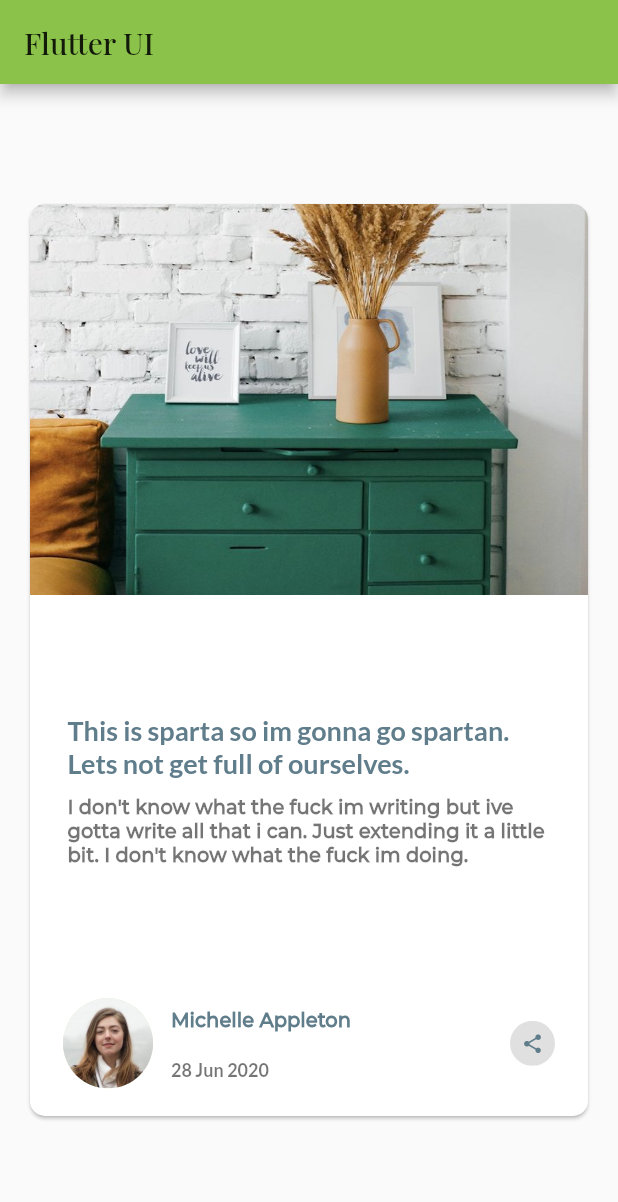
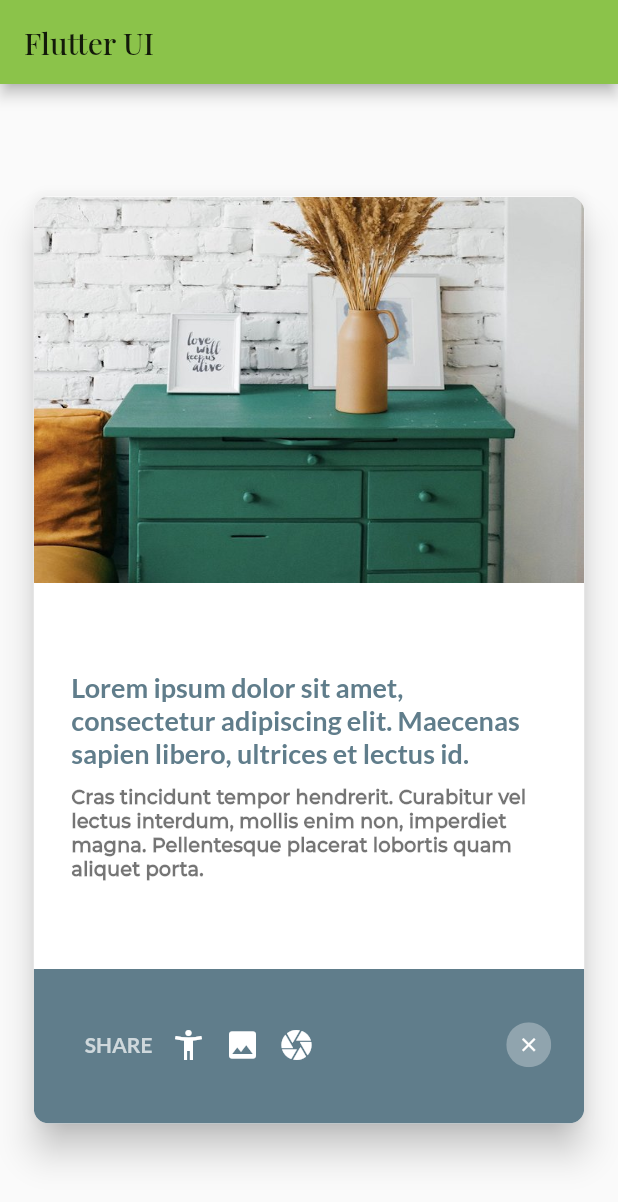
Before and after one commit to shaw8wit/flutter-ui, a Flutter app: the screen it shows after launch, after a tap on the "share" icon, on a phone screen of 412 x 824 dp. Shown: the top 1202 px of the screen. Run offline on Flutter 3.47's test engine with Material 2 defaults, Android fonts, the phone set to English and light mode, and no system bars.

Commit message:
Article Preview Component finished

```diff
--- a/lib/article_preview_component/article_preview_component.dart
+++ b/lib/article_preview_component/article_preview_component.dart
@@ -9,7 +9,7 @@ class ArticlePreviewComponent extends StatelessWidget {
       children: [
         ImageComponent(),
         Expanded(
-          flex: 4,
+          flex: 8,
           child: Column(
             children: [
               TextComponent(),
@@ -33,12 +33,19 @@ class ArticlePreviewComponent extends StatelessWidget {
 
   @override
   Widget build(BuildContext context) {
-    var display = MediaQuery.of(context).size;
-    bool aspect = display.aspectRatio > 1;
+    var size = MediaQuery.of(context).size.aspectRatio;
+    bool aspect = size > 1;
     return Card(
+      elevation: 10,
       margin: EdgeInsets.symmetric(
-        horizontal: display.aspectRatio * 200 - 80,
-        vertical: display.aspectRatio * 80 + 40,
+        horizontal: size *
+            (45 +
+                (size > 1.5
+                    ? 120
+                    : size > 1.25
+                        ? 65
+                        : 0)),
+        vertical: size * 70 + 40,
       ),
       shape: RoundedRectangleBorder(
         borderRadius: BorderRadius.circular(10),
--- a/lib/article_preview_component/widgets/image.dart
+++ b/lib/article_preview_component/widgets/image.dart
@@ -4,7 +4,7 @@ class ImageComponent extends StatelessWidget {
   @override
   Widget build(BuildContext context) {
     return Expanded(
-      flex: 3,
+      flex: 5,
       child: Container(
         decoration: BoxDecoration(
           image: DecorationImage(
--- a/lib/article_preview_component/widgets/share.dart
+++ b/lib/article_preview_component/widgets/share.dart
@@ -1,21 +1,21 @@
 import 'package:flutter/material.dart';
 
-class ShareComponent extends StatelessWidget {
+class ShareComponent extends StatefulWidget {
   @override
-  Widget build(BuildContext context) {
-    return Expanded(
-      flex: 1,
-      child: Padding(
-        padding: const EdgeInsets.fromLTRB(22, 5, 22, 15),
-        child: Row(
+  _ShareComponentState createState() => _ShareComponentState();
+}
+
+class _ShareComponentState extends State<ShareComponent> {
+  bool share = false;
+
+  Widget getProfile() {
+    return Row(
       children: [
         CircleAvatar(
           radius: 30,
           backgroundImage: AssetImage('assets/images/avatar-michelle.jpg'),
         ),
-            SingleChildScrollView(
-              scrollDirection: Axis.horizontal,
-              child: Padding(
+        Padding(
           padding: const EdgeInsets.only(left: 12),
           child: Column(
             mainAxisAlignment: MainAxisAlignment.spaceAround,
@@ -42,23 +42,79 @@ class ShareComponent extends StatelessWidget {
             ],
           ),
         ),
+      ],
+    );
+  }
+
+  Widget getIcon(IconData icon) {
+    return Padding(
+      padding: const EdgeInsets.only(left: 12),
+      child: Icon(
+        icon,
+        color: Colors.white,
+        size: 24,
       ),
+    );
+  }
+
+  Widget getLinks() {
+    return Row(
+      children: [
+        Padding(
+          padding: const EdgeInsets.only(left: 12),
+          child: Text(
+            "SHARE",
+            style: TextStyle(
+              color: Colors.blueGrey[100],
+              fontFamily: 'Lato',
+              fontWeight: FontWeight.bold,
+              fontSize: 14,
+            ),
+          ),
+        ),
+        getIcon(Icons.accessibility_new_outlined),
+        getIcon(Icons.image),
+        getIcon(Icons.camera),
+      ],
+    );
+  }
+
+  @override
+  Widget build(BuildContext context) {
+    return Expanded(
+      flex: 2,
+      child: Container(
+        padding: const EdgeInsets.fromLTRB(22, 11, 22, 13),
+        color: share ? Colors.blueGrey : Colors.grey[100],
+        child: Row(
+          children: [
+            share ? getLinks() : getProfile(),
             Spacer(),
             ClipOval(
               child: Material(
-                color: Colors.black12, // button color
+                color: share ? Colors.blueGrey[300] : Colors.black12, // button color
                 child: InkWell(
                   splashColor: Colors.teal, // inkwell color
-                  child: const SizedBox(
+                  child: SizedBox(
                     width: 30,
                     height: 30,
-                    child: Icon(
+                    child: share
+                        ? Icon(
+                            Icons.close,
+                            color: Colors.white,
+                            size: 15,
+                          )
+                        : Icon(
                             Icons.share,
                             color: Colors.blueGrey,
                             size: 15,
                           ),
                   ),
-                  onTap: () {},
+                  onTap: () {
+                    setState(() {
+                      share = !share;
+                    });
+                  },
                 ),
               ),
             ),
--- a/lib/article_preview_component/widgets/text.dart
+++ b/lib/article_preview_component/widgets/text.dart
@@ -4,7 +4,7 @@ class TextComponent extends StatelessWidget {
   @override
   Widget build(BuildContext context) {
     return Expanded(
-      flex: 3,
+      flex: 5,
       child: Center(
         child: Padding(
           padding: const EdgeInsets.symmetric(vertical: 0, horizontal: 25),
@@ -13,7 +13,7 @@ class TextComponent extends StatelessWidget {
               mainAxisAlignment: MainAxisAlignment.center,
               children: [
                 Text(
-                  "This is sparta so im gonna go spartan. Lets not get full of ourselves.",
+                  "Lorem ipsum dolor sit amet, consectetur adipiscing elit. Maecenas sapien libero, ultrices et lectus id.",
                   style: TextStyle(
                     fontFamily: 'Lato',
                     fontWeight: FontWeight.bold,
@@ -23,7 +23,7 @@ class TextComponent extends StatelessWidget {
                 ),
                 SizedBox(height: 10),
                 Text(
-                  "I don't know what the fuck im writing but ive gotta write all that i can. Just extending it a little bit. I don't know what the fuck im doing.",
+                  "Cras tincidunt tempor hendrerit. Curabitur vel lectus interdum, mollis enim non, imperdiet magna. Pellentesque placerat lobortis quam aliquet porta.",
                   style: TextStyle(
                     fontFamily: 'Montserrat',
                     fontWeight: FontWeight.bold,
```
Lines whose indentation alone changed are shown as unchanged.
